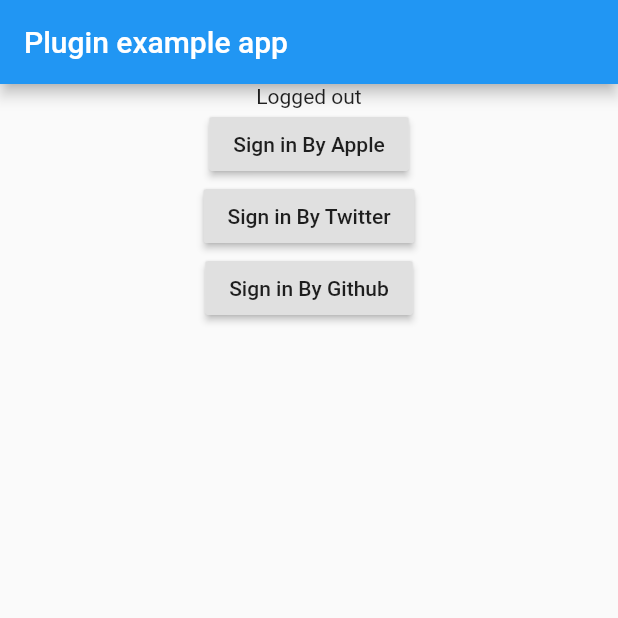
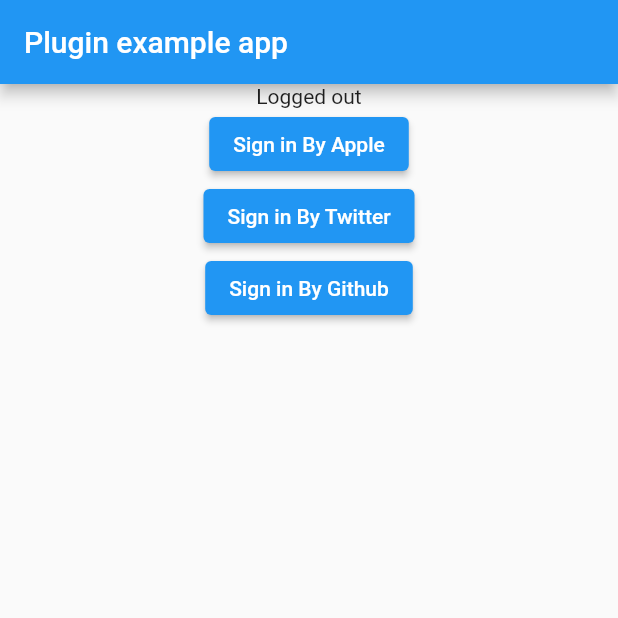
Before and after one commit to amrfarid140/firebase_auth_oauth, a Flutter app: the screen it shows after launch, on a phone screen of 412 x 824 dp, the top half of it. Run offline on Flutter 3.47's test engine with Material 2 defaults, Android fonts, the phone set to English and light mode, and no system bars; our stand-ins replace firebase_auth, firebase_core; missing offline and left inert: firebase; accounts and stored records are empty.

Commit message:
updated example

```diff
--- a/firebase_auth_oauth/example/lib/main.dart
+++ b/firebase_auth_oauth/example/lib/main.dart
@@ -38,29 +38,30 @@ class MyApp extends StatelessWidget {
           body: StreamBuilder(
               initialData: null,
               stream: FirebaseAuth.instance.userChanges(),
-              builder: (BuildContext context, AsyncSnapshot<User> snapshot) {
+              builder: (BuildContext context, AsyncSnapshot<User?> snapshot) {
                 return Column(
                   children: [
                     Center(
                       child: Text(
                           snapshot.data == null ? "Logged out" : "Logged In"),
                     ),
-                    if (snapshot.data == null || snapshot.data.isAnonymous) ...[
-                      RaisedButton(
+                    if (snapshot.data == null ||
+                        snapshot.data?.isAnonymous == true) ...[
+                      ElevatedButton(
                         onPressed: () async {
                           await performLogin(
                               "apple.com", ["email"], {"locale": "en"});
                         },
                         child: Text("Sign in By Apple"),
                       ),
-                      RaisedButton(
+                      ElevatedButton(
                         onPressed: () async {
                           await performLogin(
                               "twitter.com", ["email"], {"lang": "en"});
                         },
                         child: Text("Sign in By Twitter"),
                       ),
-                      RaisedButton(
+                      ElevatedButton(
                         onPressed: () async {
                           await performLogin(
                               "github.com", ["user:email"], {"lang": "en"});
@@ -69,7 +70,7 @@ class MyApp extends StatelessWidget {
                       )
                     ],
                     if (snapshot.data != null)
-                      RaisedButton(
+                      ElevatedButton(
                         onPressed: () async {
                           await FirebaseAuth.instance.signOut();
                         },
--- a/firebase_auth_oauth/example/pubspec.yaml
+++ b/firebase_auth_oauth/example/pubspec.yaml
@@ -3,7 +3,7 @@ description: Demonstrates how to use the firebase_auth_oauth plugin.
 publish_to: 'none'
 
 environment:
-  sdk: ">=2.2.2 <3.0.0"
+  sdk: ">=2.12.0 <3.0.0"
 
 dependencies:
   flutter:
```
